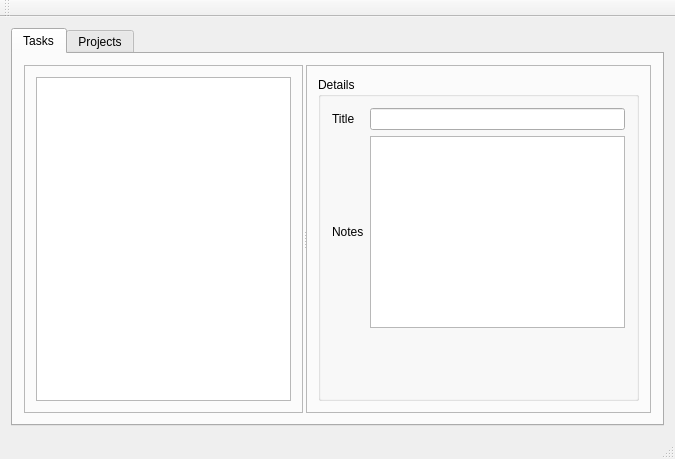
Qt form src/taskapp.ui (campbellmbrown/task-app) before a commit.
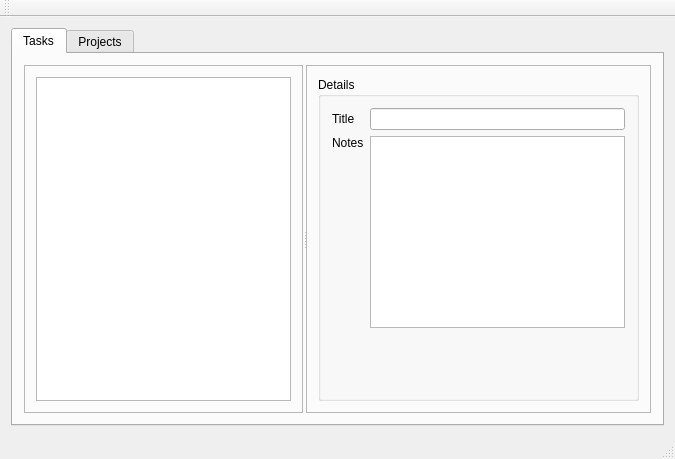
The same form after that commit.

Commit message: Align notes label to top

What changed in the file:
```diff
--- a/src/taskapp.ui
+++ b/src/taskapp.ui
@@ -80,6 +80,9 @@
                  <property name="text">
                   <string>Notes</string>
                  </property>
+                 <property name="alignment">
+                  <set>Qt::AlignLeading|Qt::AlignLeft|Qt::AlignTop</set>
+                 </property>
                 </widget>
                </item>
                <item row="0" column="0">
```
Left out of the diff: 6 changed lines with no effect on the pictures.
